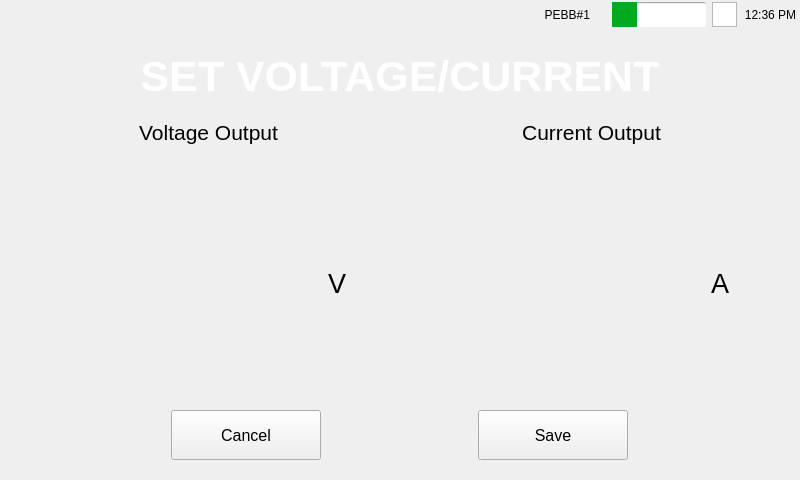
Old version of the form mainwindow.ui in the repository ChauLe19/MDE_HMI.
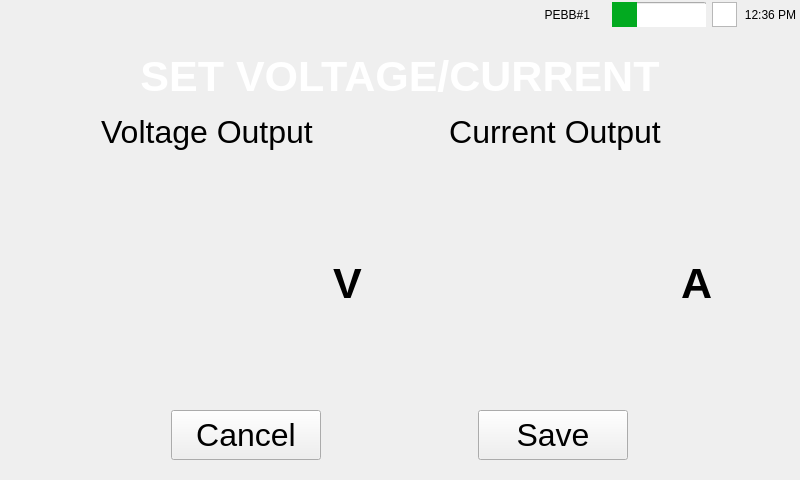
New version of the form. The open tabs and pages were chosen to show the change. Icons and pictures are not drawn.

Commit message: Bigger fonts and some alignments

Diff of the .ui file:
```diff
--- a/mainwindow.ui
+++ b/mainwindow.ui
@@ -705,110 +705,8 @@
             </widget>
            </item>
            <item>
-            <layout class="QHBoxLayout" name="horizontalLayout_4">
-             <property name="sizeConstraint">
-              <enum>QLayout::SetMinimumSize</enum>
-             </property>
-             <item>
-              <widget class="QLabel" name="label_15">
-               <property name="sizePolicy">
-                <sizepolicy hsizetype="Preferred" vsizetype="Preferred">
-                 <horstretch>0</horstretch>
-                 <verstretch>0</verstretch>
-                </sizepolicy>
-               </property>
-               <property name="maximumSize">
-                <size>
-                 <width>16777215</width>
-                 <height>50</height>
-                </size>
-               </property>
-               <property name="font">
-                <font>
-                 <pointsize>16</pointsize>
-                </font>
-               </property>
-               <property name="text">
-                <string>Voltage Output</string>
-               </property>
-               <property name="alignment">
-                <set>Qt::AlignCenter</set>
-               </property>
-              </widget>
-             </item>
-             <item>
-              <widget class="QLabel" name="label_16">
-               <property name="maximumSize">
-                <size>
-                 <width>16777215</width>
-                 <height>50</height>
-                </size>
-               </property>
-               <property name="font">
-                <font>
-                 <pointsize>16</pointsize>
-                </font>
-               </property>
-               <property name="text">
-                <string>Current Output</string>
-               </property>
-               <property name="alignment">
-                <set>Qt::AlignCenter</set>
-               </property>
-              </widget>
-             </item>
-            </layout>
-           </item>
-           <item>
-            <layout class="QHBoxLayout" name="horizontalLayout_5">
-             <item>
-              <spacer name="horizontalSpacer">
-               <property name="orientation">
-                <enum>Qt::Horizontal</enum>
-               </property>
-               <property name="sizeHint" stdset="0">
-                <size>
-                 <width>40</width>
-                 <height>20</height>
-                </size>
-               </property>
-              </spacer>
-             </item>
-             <item>
-              <widget class="QWidget" name="verticalWidget" native="true">
-               <property name="minimumSize">
-                <size>
-                 <width>250</width>
-                 <height>200</height>
-                </size>
-               </property>
-               <layout class="QVBoxLayout" name="verticalLayout_11">
-                <property name="spacing">
-                 <number>0</number>
-                </property>
-                <property name="leftMargin">
-                 <number>0</number>
-                </property>
-                <property name="topMargin">
-                 <number>0</number>
-                </property>
-                <property name="rightMargin">
-                 <number>0</number>
-                </property>
-                <property name="bottomMargin">
-                 <number>0</number>
-                </property>
-                <item>
-                 <layout class="QVBoxLayout" name="VoltageOutputTumbler">
-                  <property name="sizeConstraint">
-                   <enum>QLayout::SetFixedSize</enum>
-                  </property>
-                 </layout>
-                </item>
-               </layout>
-              </widget>
-             </item>
-             <item>
+            <layout class="QGridLayout" name="gridLayout">
+             <item row="1" column="2">
               <widget class="QLabel" name="label">
                <property name="sizePolicy">
                 <sizepolicy hsizetype="Fixed" vsizetype="Minimum">
@@ -816,9 +714,16 @@
                  <verstretch>0</verstretch>
                 </sizepolicy>
                </property>
+               <property name="minimumSize">
+                <size>
+                 <width>0</width>
+                 <height>200</height>
+                </size>
+               </property>
                <property name="font">
                 <font>
-                 <pointsize>20</pointsize>
+                 <pointsize>32</pointsize>
+                 <bold>true</bold>
                 </font>
                </property>
                <property name="acceptDrops">
@@ -833,23 +738,46 @@
                <property name="wordWrap">
                 <bool>false</bool>
                </property>
+               <property name="margin">
+                <number>2</number>
+               </property>
               </widget>
              </item>
-             <item>
-              <spacer name="horizontalSpacer_3">
-               <property name="orientation">
-                <enum>Qt::Horizontal</enum>
+             <item row="0" column="1">
+              <widget class="QLabel" name="label_15">
+               <property name="sizePolicy">
+                <sizepolicy hsizetype="Preferred" vsizetype="Preferred">
+                 <horstretch>0</horstretch>
+                 <verstretch>0</verstretch>
+                </sizepolicy>
                </property>
-               <property name="sizeHint" stdset="0">
+               <property name="minimumSize">
                 <size>
-                 <width>40</width>
-                 <height>20</height>
+                 <width>240</width>
+                 <height>0</height>
                 </size>
                </property>
-              </spacer>
+               <property name="maximumSize">
+                <size>
+                 <width>16777215</width>
+                 <height>50</height>
+                </size>
+               </property>
+               <property name="font">
+                <font>
+                 <pointsize>24</pointsize>
+                </font>
+               </property>
+               <property name="text">
+                <string>Voltage Output</string>
+               </property>
+               <property name="alignment">
+                <set>Qt::AlignCenter</set>
+               </property>
+              </widget>
              </item>
-             <item>
-              <spacer name="horizontalSpacer_2">
+             <item row="1" column="3">
+              <spacer name="horizontalSpacer">
                <property name="orientation">
                 <enum>Qt::Horizontal</enum>
                </property>
@@ -861,41 +789,34 @@
                </property>
               </spacer>
              </item>
-             <item>
-              <widget class="QWidget" name="verticalWidget" native="true">
+             <item row="0" column="4">
+              <widget class="QLabel" name="label_16">
                <property name="minimumSize">
                 <size>
-                 <width>250</width>
-                 <height>200</height>
+                 <width>240</width>
+                 <height>0</height>
                 </size>
                </property>
-               <layout class="QVBoxLayout" name="verticalLayout_12">
-                <property name="spacing">
-                 <number>0</number>
-                </property>
-                <property name="leftMargin">
-                 <number>0</number>
-                </property>
-                <property name="topMargin">
-                 <number>0</number>
-                </property>
-                <property name="rightMargin">
-                 <number>0</number>
-                </property>
-                <property name="bottomMargin">
-                 <number>0</number>
-                </property>
-                <item>
-                 <layout class="QVBoxLayout" name="CurrentOutputTumbler">
-                  <property name="sizeConstraint">
-                   <enum>QLayout::SetFixedSize</enum>
-                  </property>
-                 </layout>
-                </item>
-               </layout>
+               <property name="maximumSize">
+                <size>
+                 <width>16777215</width>
+                 <height>50</height>
+                </size>
+               </property>
+               <property name="font">
+                <font>
+                 <pointsize>24</pointsize>
+                </font>
+               </property>
+               <property name="text">
+                <string>Current Output</string>
+               </property>
+               <property name="alignment">
+                <set>Qt::AlignCenter</set>
+               </property>
               </widget>
              </item>
-             <item>
+             <item row="1" column="5">
               <widget class="QLabel" name="label_2">
                <property name="sizePolicy">
                 <sizepolicy hsizetype="Fixed" vsizetype="Minimum">
@@ -903,22 +824,59 @@
                  <verstretch>0</verstretch>
                 </sizepolicy>
                </property>
+               <property name="minimumSize">
+                <size>
+                 <width>0</width>
+                 <height>200</height>
+                </size>
+               </property>
                <property name="font">
                 <font>
-                 <pointsize>20</pointsize>
+                 <pointsize>32</pointsize>
+                 <bold>true</bold>
                  <stylestrategy>PreferDefault</stylestrategy>
                 </font>
                </property>
                <property name="text">
                 <string>A</string>
                </property>
+               <property name="margin">
+                <number>2</number>
+               </property>
                <property name="indent">
                 <number>-1</number>
                </property>
               </widget>
              </item>
-             <item>
-              <spacer name="horizontalSpacer_4">
+             <item row="1" column="0">
+              <spacer name="horizontalSpacer_2">
+               <property name="orientation">
+                <enum>Qt::Horizontal</enum>
+               </property>
+               <property name="sizeHint" stdset="0">
+                <size>
+                 <width>40</width>
+                 <height>20</height>
+                </size>
+               </property>
+              </spacer>
+             </item>
+             <item row="1" column="4">
+              <layout class="QVBoxLayout" name="CurrentOutputTumbler">
+               <property name="sizeConstraint">
+                <enum>QLayout::SetFixedSize</enum>
+               </property>
+              </layout>
+             </item>
+             <item row="1" column="1">
+              <layout class="QVBoxLayout" name="VoltageOutputTumbler">
+               <property name="sizeConstraint">
+                <enum>QLayout::SetFixedSize</enum>
+               </property>
+              </layout>
+             </item>
+             <item row="1" column="6">
+              <spacer name="horizontalSpacer_3">
                <property name="orientation">
                 <enum>Qt::Horizontal</enum>
                </property>
@@ -944,7 +902,7 @@
                </property>
                <property name="font">
                 <font>
-                 <pointsize>12</pointsize>
+                 <pointsize>24</pointsize>
                 </font>
                </property>
                <property name="text">
@@ -962,7 +920,7 @@
                </property>
                <property name="font">
                 <font>
-                 <pointsize>12</pointsize>
+                 <pointsize>24</pointsize>
                 </font>
                </property>
                <property name="text">
```
Left out of the diff: 16 changed lines with no effect on the pictures. The commit also changes 1 other file.
